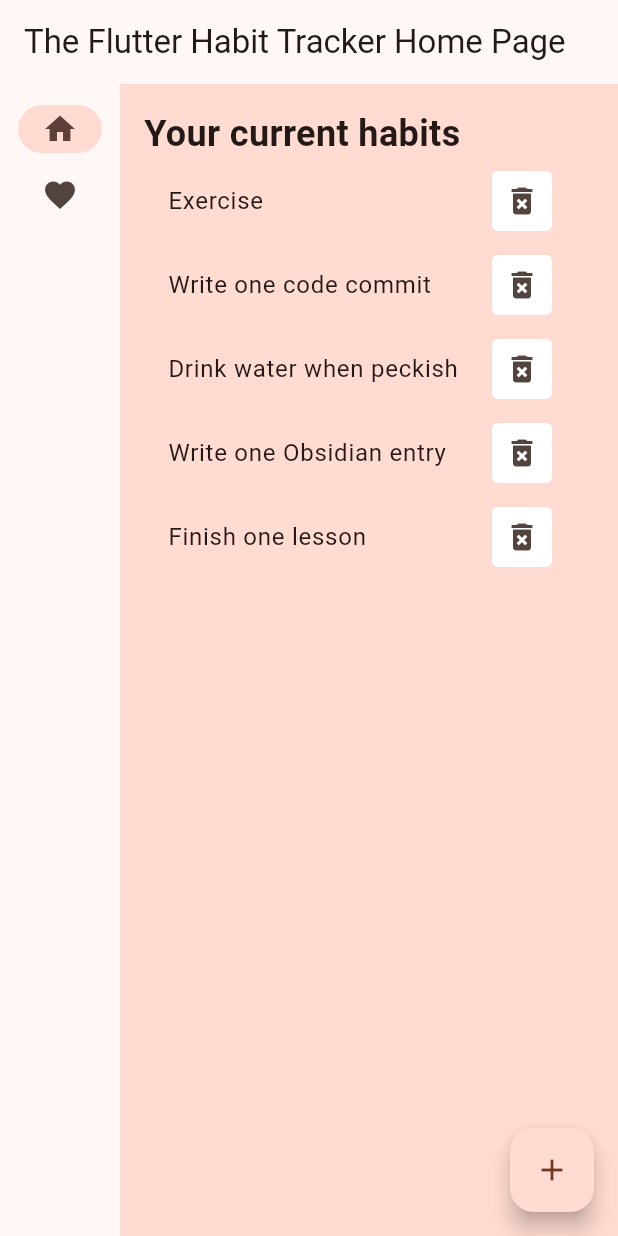
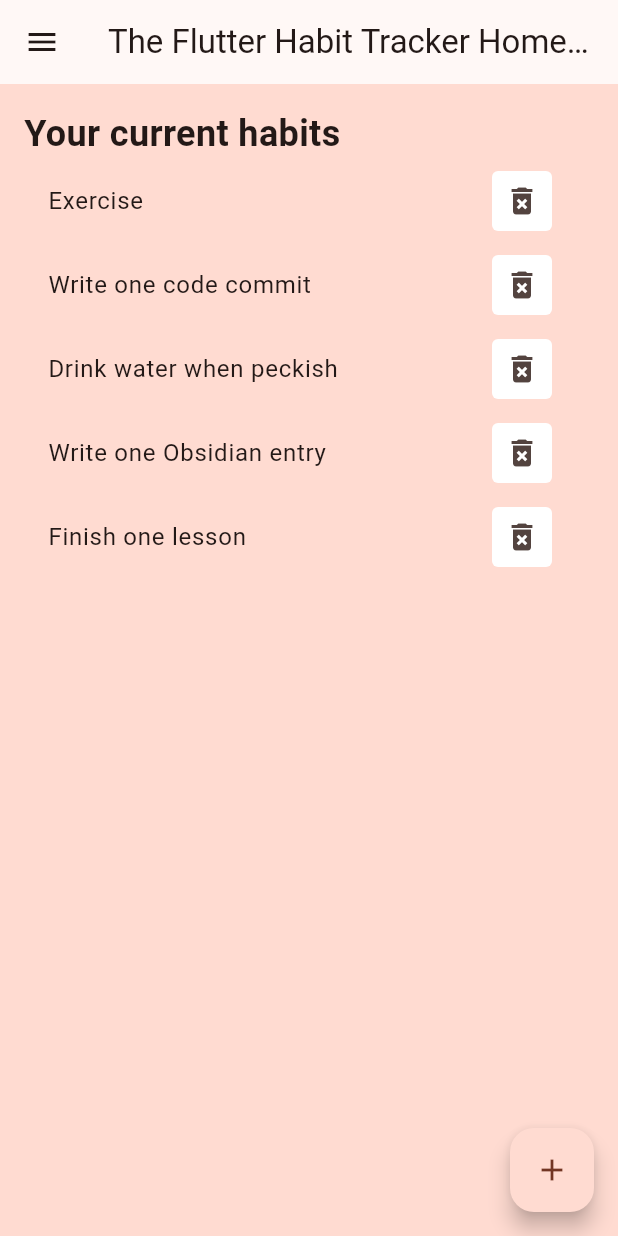
Before and after one commit to chrsrns/habit-tracker-flutter, a Flutter app: the screen it shows after launch, on a phone screen of 412 x 824 dp. Run offline on Flutter 3.47's test engine with Material 3 defaults, Android fonts, the light colour scheme and no system bars.

Commit message:
Added initial nav drawer implementation
Added a data structure `NavDestinations`.
Implemented `NavigationDrawer` on app's `Scaffold`'s `drawer` property.
Replaced some code.

```diff
--- a/lib/main.dart
+++ b/lib/main.dart
@@ -3,6 +3,22 @@ import 'package:flutter/material.dart';
 void main() {
   runApp(const MyApp());
 }
+
+class NavDestinations {
+  const NavDestinations(this.label, this.page, this.icon, this.selectedIcon);
+
+  final String label;
+  final Widget page;
+  final Widget icon;
+  final Widget selectedIcon;
+}
+
+const List<NavDestinations> destinations = <NavDestinations>[
+  NavDestinations('Habits', HabitListPage(), Icon(Icons.widgets_outlined),
+      Icon(Icons.widgets)),
+  NavDestinations('Settings', Placeholder(), Icon(Icons.settings_outlined),
+      Icon(Icons.settings)),
+];
 
 class MyApp extends StatelessWidget {
   const MyApp({Key? key}) : super(key: key);
@@ -50,7 +66,7 @@ class MyHomePage extends StatefulWidget {
 
 class _MyHomePageState extends State<MyHomePage> {
   int _counter = 0;
-  var selectedIndex = 0; // ← Add this property.
+  var _selectedIndex = 0; // ← Add this property.
 
   void _incrementCounter() {
     setState(() {
@@ -63,6 +79,12 @@ class _MyHomePageState extends State<MyHomePage> {
     });
   }
 
+  void _onItemTapped(int index) {
+    setState(() {
+      _selectedIndex = index;
+    });
+  }
+
   @override
   Widget build(BuildContext context) {
     // This method is rerun every time setState is called, for instance as done
@@ -72,18 +94,6 @@ class _MyHomePageState extends State<MyHomePage> {
     // fast, so that you can just rebuild anything that needs updating rather
     // than having to individually change instances of widgets.
 
-    Widget page;
-    switch (selectedIndex) {
-      case 0:
-        page = HabitListPage();
-        break;
-      case 1:
-        page = Placeholder();
-        break;
-      default:
-        throw UnimplementedError('no widget for $selectedIndex');
-    }
-
     return LayoutBuilder(builder: (context, constraints) {
       return Scaffold(
         appBar: AppBar(
@@ -91,35 +101,38 @@ class _MyHomePageState extends State<MyHomePage> {
           // the App.build method, and use it to set our appbar title.
           title: Text(widget.title),
         ),
-
+        drawer: NavigationDrawer(
+          onDestinationSelected: _onItemTapped,
+          selectedIndex: _selectedIndex,
+          children: <Widget>[
+            Padding(
+              padding: const EdgeInsets.fromLTRB(28, 16, 16, 10),
+              child: Text(
+                'Header',
+                style: Theme.of(context).textTheme.titleSmall,
+              ),
+            ),
+            ...destinations.map(
+              (NavDestinations destination) {
+                return NavigationDrawerDestination(
+                  label: Text(destination.label),
+                  icon: destination.icon,
+                  selectedIcon: destination.selectedIcon,
+                );
+              },
+            ),
+            const Padding(
+              padding: EdgeInsets.fromLTRB(28, 16, 28, 10),
+              child: Divider(),
+            ),
+          ],
+        ),
         body: Row(
           children: [
-            SafeArea(
-              child: NavigationRail(
-                extended: constraints.maxWidth >= 700,
-                destinations: [
-                  NavigationRailDestination(
-                    icon: Icon(Icons.home),
-                    label: Text('Home'),
-                  ),
-                  NavigationRailDestination(
-                    icon: Icon(Icons.favorite),
-                    label: Text('Favorites'),
-                  ),
-                ],
-                selectedIndex: selectedIndex, // ← Change to this.
-                onDestinationSelected: (value) {
-                  // ↓ Replace print with this.
-                  setState(() {
-                    selectedIndex = value;
-                  });
-                },
-              ),
-            ),
             Expanded(
               child: Container(
                 color: Theme.of(context).colorScheme.primaryContainer,
-                child: page,
+                child: destinations[_selectedIndex].page,
               ),
             ),
           ],
```
